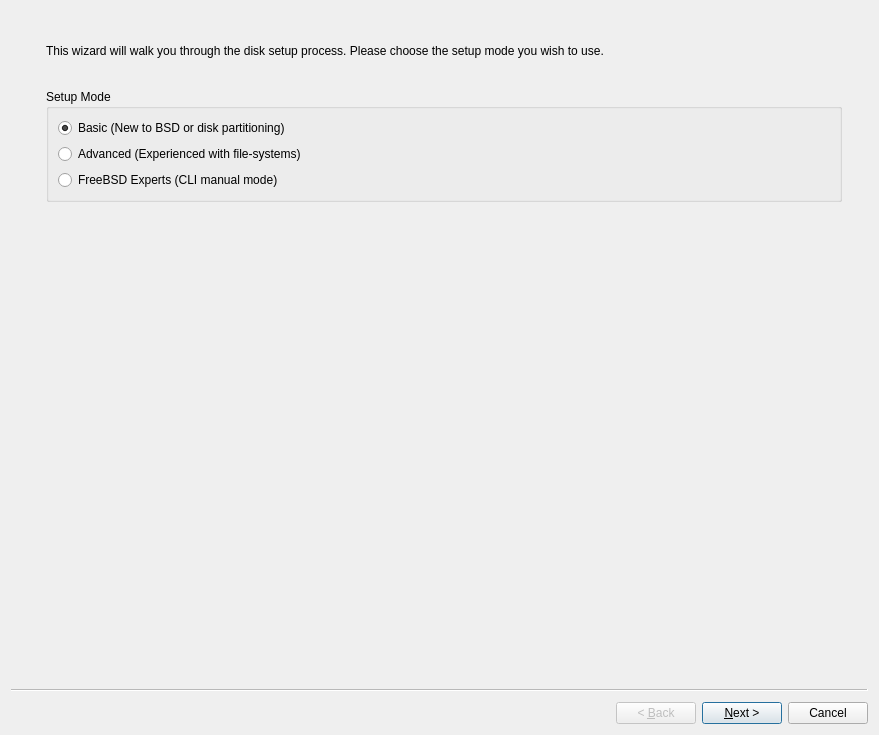
This is src-qt5/pc-installgui/wizardDisk.ui in trueos/pcbsd as Qt 5 draws it before an edit. The edited form follows.
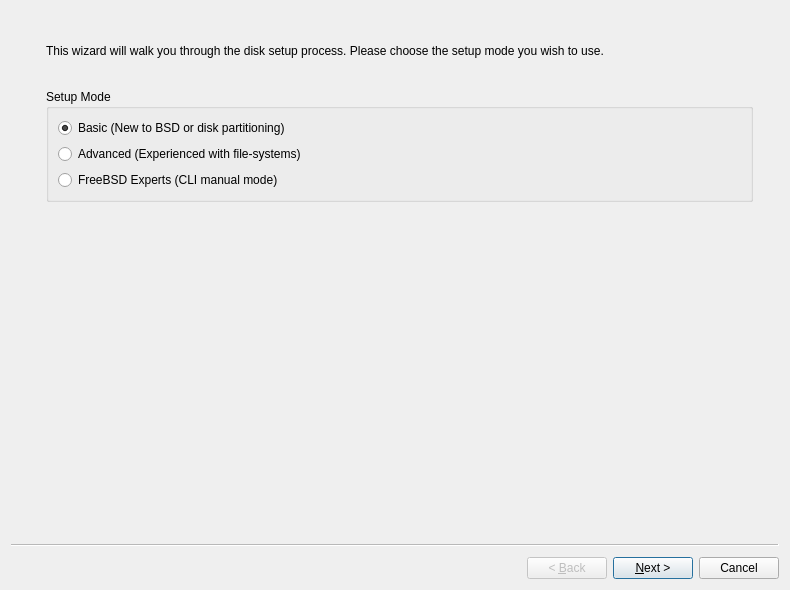
This is the edited form. Icons and pictures are not drawn.

Commit message: Fix a compile warning and layout issue

Patch:
```diff
--- a/src-qt5/pc-installgui/wizardDisk.ui
+++ b/src-qt5/pc-installgui/wizardDisk.ui
@@ -6,10 +6,22 @@
    <rect>
     <x>0</x>
     <y>0</y>
-    <width>879</width>
-    <height>735</height>
+    <width>790</width>
+    <height>590</height>
    </rect>
   </property>
+  <property name="minimumSize">
+   <size>
+    <width>400</width>
+    <height>300</height>
+   </size>
+  </property>
+  <property name="maximumSize">
+   <size>
+    <width>1024</width>
+    <height>768</height>
+   </size>
+  </property>
   <property name="windowTitle">
    <string notr="true">PC-BSD</string>
   </property>
```
Left out of the diff: 323 changed lines with no effect on the pictures. The commit also changes 1 other file.
